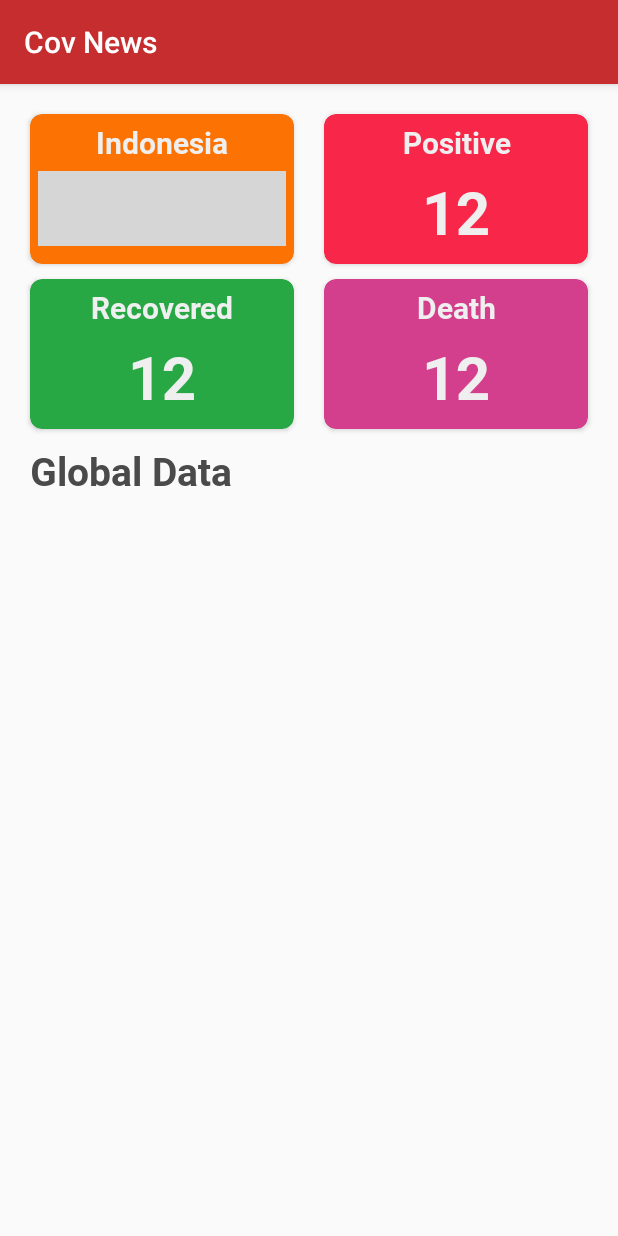
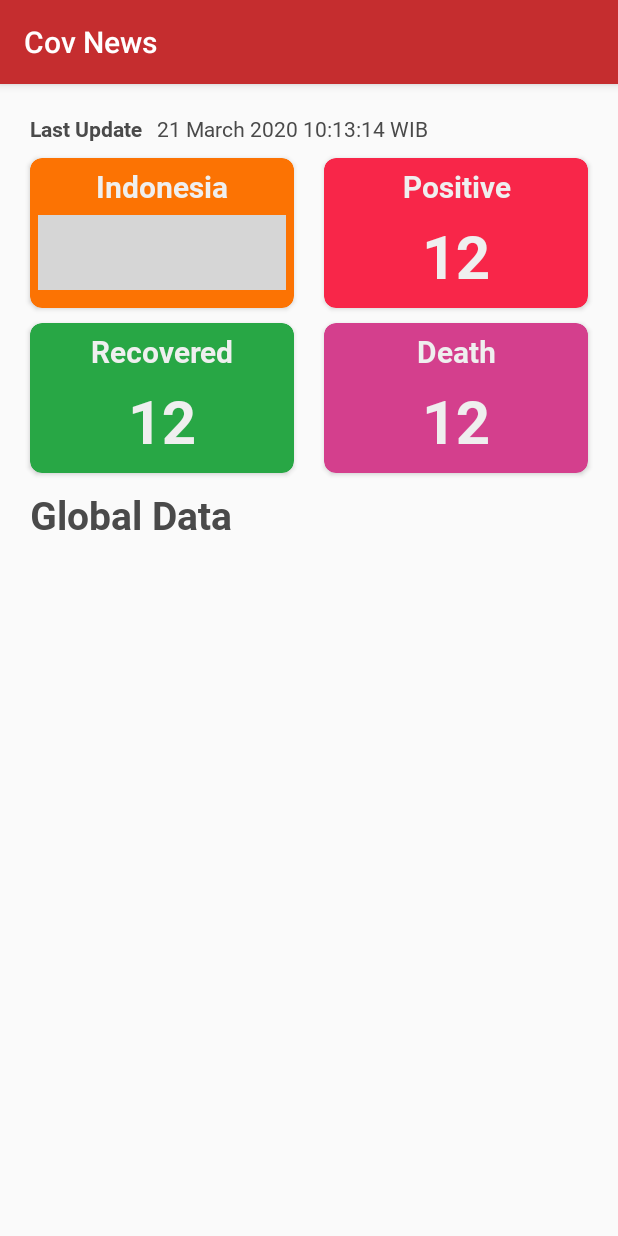
Before and after one commit to dedeandress/CovNews, an Android app: the screen it shows after launch (DashboardActivity), on a phone screen of 412 x 824 dp. Run offline under Robolectric (Android 15) with nearby library versions, the phone set to English and light mode, and no system bars; our stand-ins replace Timber; libraries missing offline, so code that uses them is left out: com.blongho.country_data; 5 statements that could not run were skipped; grey boxes are pictures that could not be loaded.

Commit message:
change expanded layout and change shimmer layout

```diff
--- a/app/build.gradle
+++ b/app/build.gradle
@@ -57,8 +57,6 @@ dependencies {
 
     implementation "com.android.support:cardview-v7:$card_view_version"
 
-    implementation "net.cachapa.expandablelayout:expandablelayout:$expandablelayout_version"
-
     implementation "com.android.support:recyclerview-v7:$recycler_view_version"
 
     implementation "io.supercharge:shimmerlayout:$shimmer_layout_version"
--- a/app/src/main/java/com/dedeandres/covnews/presenter/dashboard/DashboardActivity.kt
+++ b/app/src/main/java/com/dedeandres/covnews/presenter/dashboard/DashboardActivity.kt
@@ -74,12 +74,13 @@ class DashboardActivity : AppCompatActivity() {
                     dashboardAdapter.bind(it)
                 }
                 val indonesia = result.data?.find {
-                    it.id == (INDONESIA_ID)
+                    it.country == (INDONESIA_ID)
                 }
 
                 tv_total_death.text = indonesia?.deaths
                 tv_total_positive.text = indonesia?.confirmed
                 tv_total_recovered.text = indonesia?.recovered
+                tv_update_date.text = indonesia?.lastUpdate
             }
             ResourceState.ERROR -> {
 
@@ -88,7 +89,7 @@ class DashboardActivity : AppCompatActivity() {
     }
 
     companion object {
-        const val INDONESIA_ID = "65"
+        const val INDONESIA_ID = "Indonesia"
     }
 
 }
--- a/app/src/main/res/layout/activity_main.xml
+++ b/app/src/main/res/layout/activity_main.xml
@@ -6,7 +6,6 @@
     android:layout_height="match_parent">
 
     <androidx.constraintlayout.widget.ConstraintLayout xmlns:android="http://schemas.android.com/apk/res/android"
-        xmlns:app="http://schemas.android.com/apk/res-auto"
         xmlns:tools="http://schemas.android.com/tools"
         android:layout_width="match_parent"
         android:layout_height="match_parent"
--- a/app/src/main/res/layout/layout_dashboard_data.xml
+++ b/app/src/main/res/layout/layout_dashboard_data.xml
@@ -5,13 +5,33 @@
     android:layout_height="match_parent"
     xmlns:tools="http://schemas.android.com/tools">
 
+    <TextView
+        android:id="@+id/tv_last_update"
+        android:layout_width="wrap_content"
+        android:layout_height="wrap_content"
+        android:layout_margin="@dimen/dp_10"
+        app:layout_constraintLeft_toLeftOf="parent"
+        app:layout_constraintTop_toTopOf="parent"
+        style="@style/ContentTextStyle.Bold"
+        android:text="Last Update"/>
+
+    <TextView
+        android:id="@+id/tv_update_date"
+        android:layout_width="wrap_content"
+        android:layout_height="wrap_content"
+        app:layout_constraintTop_toTopOf="parent"
+        android:layout_margin="@dimen/dp_10"
+        style="@style/ContentTextStyle"
+        app:layout_constraintLeft_toRightOf="@id/tv_last_update"
+        android:text="21 March 2020 10:13:14 WIB"/>
+
     <androidx.cardview.widget.CardView xmlns:card_view="http://schemas.android.com/apk/res-auto"
         android:id="@+id/cv_indonesia"
         android:layout_width="0dp"
         android:layout_height="100dp"
         android:layout_margin="@dimen/dp_10"
         app:layout_constraintLeft_toLeftOf="parent"
-        app:layout_constraintTop_toTopOf="parent"
+        app:layout_constraintTop_toBottomOf="@id/tv_last_update"
         card_view:cardBackgroundColor="@color/country_color"
         card_view:cardCornerRadius="8dp"
         card_view:layout_constraintRight_toLeftOf="@id/cv_positive">
@@ -45,7 +65,7 @@
         android:layout_width="0dp"
         android:layout_height="100dp"
         android:layout_margin="@dimen/dp_10"
-        app:layout_constraintTop_toTopOf="parent"
+        app:layout_constraintTop_toBottomOf="@id/tv_last_update"
         card_view:cardBackgroundColor="@color/positive_color"
         card_view:cardCornerRadius="8dp"
         card_view:layout_constraintLeft_toRightOf="@id/cv_indonesia"
```
Also changed, not shown: app/src/main/java/com/dedeandres/covnews/presenter/dashboard/adapter/DashboardAdapter.kt (+10 -16 lines), app/src/main/res/layout/item_country_data.xml (+25 -13 lines), app/src/main/res/layout/item_shimmer_data.xml (+38 -27 lines), app/src/main/res/layout/layout_shimmer_data.xml (+30 -17 lines).
